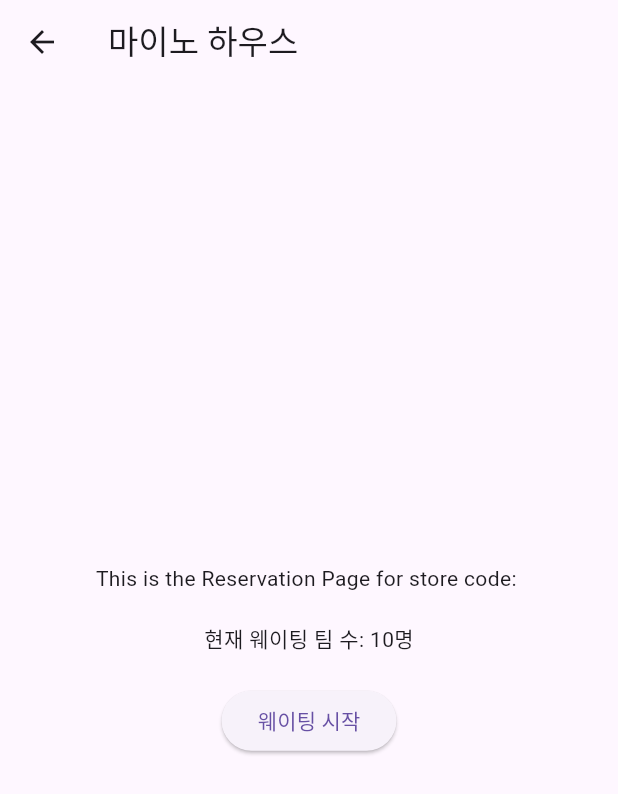
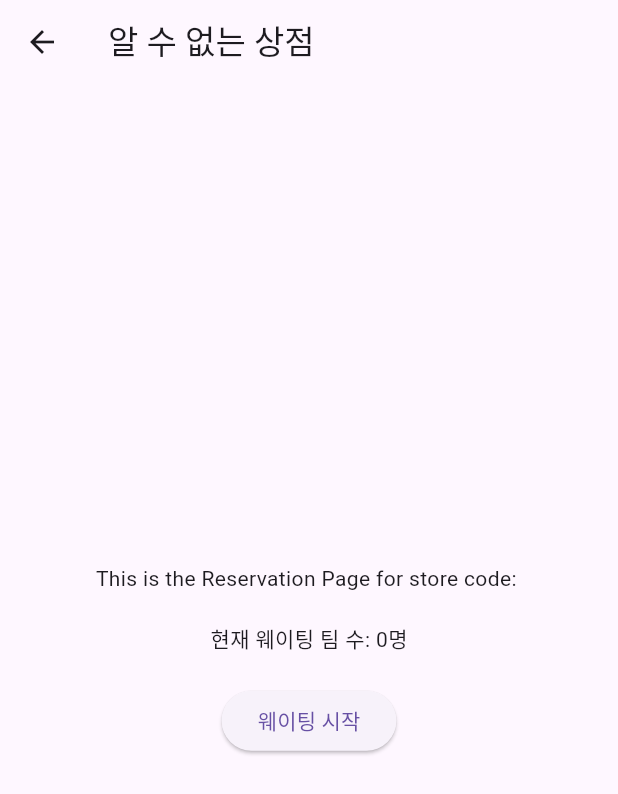
Before and after one commit to AEIOUDev/OrRe, a Flutter app: the ReservationPage screen opened directly with empty values, on a phone screen of 412 x 824 dp. Shown: the top 794 px of the screen. Run offline on Flutter 3.47's test engine with Material 3 defaults, Android fonts, the phone set to English and light mode, and no system bars; our stand-ins replace flutter_riverpod, url_strategy.

Commit message:
storeservice(가상DB)에서 정보 가져오기

```diff
--- a/lib/main.dart
+++ b/lib/main.dart
@@ -1,11 +1,12 @@
 import 'package:flutter/material.dart';
 import 'package:url_strategy/url_strategy.dart';
+import 'package:flutter_riverpod/flutter_riverpod.dart';
 
 import 'reservation.dart';
 
 void main() {
   setPathUrlStrategy(); // 해시(#) 없이 URL 사용
-  runApp(MyApp());
+  runApp(ProviderScope(child: MyApp()));
 }
 
 class MyApp extends StatelessWidget {
--- a/lib/reservation.dart
+++ b/lib/reservation.dart
@@ -1,4 +1,8 @@
 import 'package:flutter/material.dart';
+
+import 'storeservice.dart';
+
+final storeService = StoreService();
 
 class ReservationPage extends StatefulWidget {
   final String storeCode;
@@ -13,7 +17,10 @@ class _ReservationPageState extends State<ReservationPage> {
   final _nameController = TextEditingController();
   final _phoneController = TextEditingController();
   final _peopleController = TextEditingController();
-  int waitingTeams = 10;
+
+  late String storeName;
+
+  int waitingTeams = 0;
   int peopleCount = 1;
   String? peopleCountError; // 인원 수 입력 에러 메시지
   bool isWaiting = false; // 웨이팅 상태
@@ -23,6 +30,16 @@ class _ReservationPageState extends State<ReservationPage> {
   @override
   void initState() {
     super.initState();
+
+    final storeInfo = storeService.getStoreInfo(widget.storeCode);
+    if (storeInfo != null) {
+      storeName = storeInfo['storeName'] ?? '알 수 없는 상점';
+      waitingTeams = storeInfo['storeWaitingInfo'] ?? 0;
+    } else {
+      storeName = '알 수 없는 상점';
+      waitingTeams = 0;
+    }
+
     _peopleController.text = peopleCount.toString();
   }
 
@@ -144,8 +161,6 @@ class _ReservationPageState extends State<ReservationPage> {
 
   @override
   Widget build(BuildContext context) {
-    String storeName = "마이노 하우스";
-
     return Scaffold(
       appBar: AppBar(
         title: Text(storeName),
```
Also changed, not shown: lib/storeservice.dart (added, +22 -0 lines).
